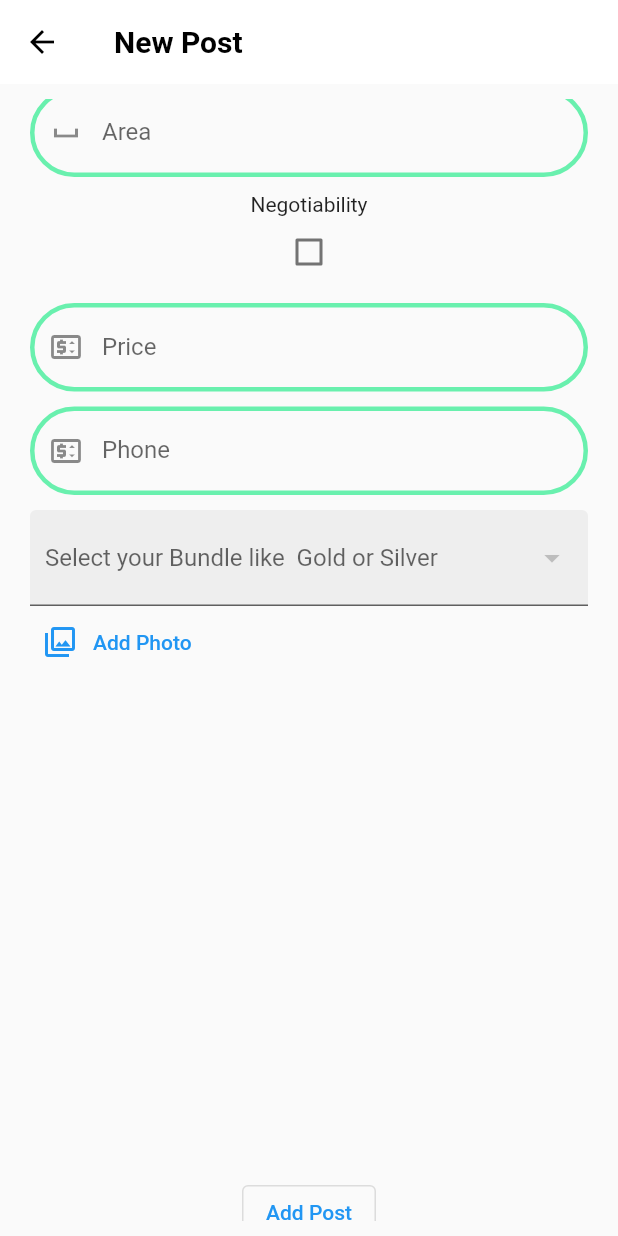
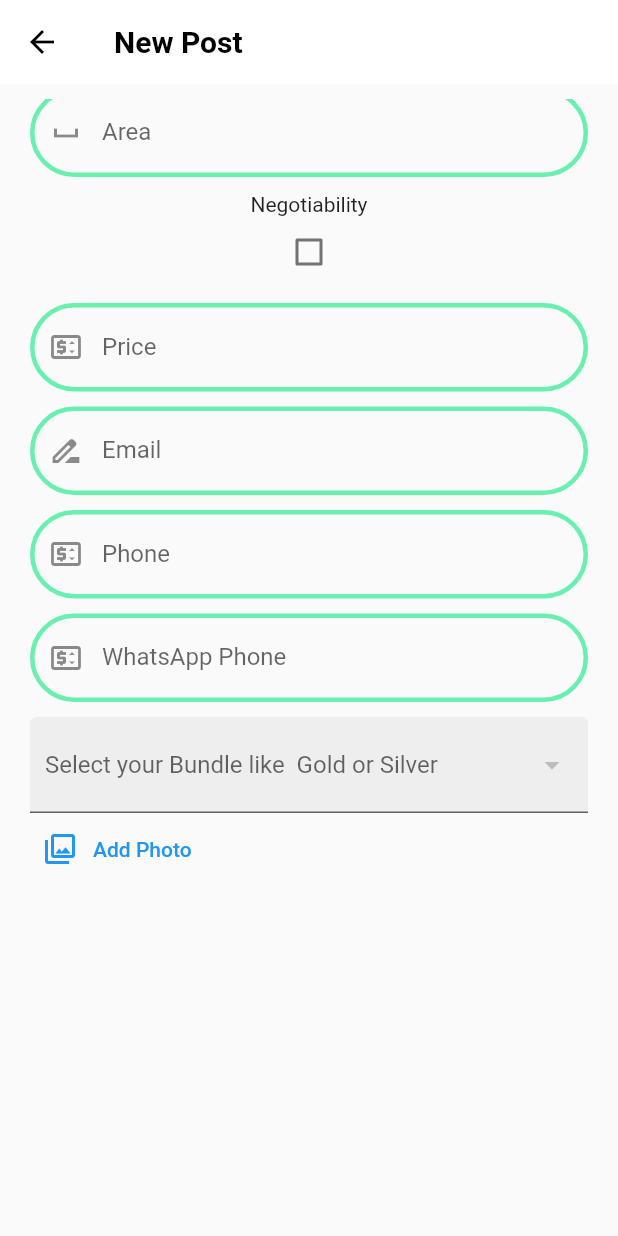
Before and after one commit to Ammarbdelkhalek/graduation_project-, a Flutter app: the NewPost screen opened directly, scrolled down 576 dp, on a phone screen of 412 x 824 dp. Run offline on Flutter 3.47's test engine with Material 2 defaults, Android fonts, the phone set to English and light mode, and no system bars; our stand-ins replace animated_splash_screen, awesome_dialog, bloc, carousel_slider, cloud_firestore, conditional_builder_null_safety and 21 more; missing offline and left inert: agora_rtc_engine, flutter_launch; accounts and stored records are empty; network calls fail; Roboto replaces fonts that are missing (Jannah).

Commit message:
last updated

```diff
--- a/lib/layout/layout_screen.dart
+++ b/lib/layout/layout_screen.dart
@@ -80,10 +80,7 @@ class _LayoutScreenState extends State<LayoutScreen> {
                 icon: const Icon(Icons.favorite),
                 label: 'Favorite'.tr().toString(),
               ),
-              BottomNavigationBarItem(
-                icon: const Icon(Icons.message),
-                label: 'Chat'.tr().toString(),
-              ),
+
               BottomNavigationBarItem(
                 icon: const Icon(Icons.settings),
                 label: 'Settings'.tr().toString(),
--- a/lib/main.dart
+++ b/lib/main.dart
@@ -61,7 +61,6 @@ void main() async {
   bool? onboarding = CacheHelper.getData(key: 'onBoarding');
 
   print(uid);
-  // print(uid);
   if (onboarding != null) {
     if (uid != null) {
       widget = LayoutScreen();
@@ -76,7 +75,7 @@ void main() async {
     supportedLocales: [Locale('en', 'US'), Locale('ar', 'EG')],
     path: 'assets/translations',
     saveLocale: true, // <-- change the path of the translation files
-    fallbackLocale: const Locale('ar', 'EG'),
+    fallbackLocale: const Locale('en', 'US'),
     child: MyApp(
       startWidget: widget,
       isDark: isDark,
--- a/lib/models/post_model.dart
+++ b/lib/models/post_model.dart
@@ -18,6 +18,9 @@ class PostModel {
   String? type;
   String? bundel;
   List? services;
+  String? email;
+  String? whatsApp;
+  String? phone;
 
   PostModel(
       {this.name,
@@ -38,7 +41,11 @@ class PostModel {
       this.bundel,
       this.type,
       this.isnegotiate,
-      this.services});
+      this.services,
+        this.email,
+        this.phone,
+        this.whatsApp,
+      });
 
   PostModel.fromJson(Map<String, dynamic> json) {
     name = json['name'];
@@ -60,6 +67,9 @@ class PostModel {
     type = json['type'];
     isnegotiate = json['isnegatiated'];
     services = json['services'];
+    email = json ['email'];
+    phone = json ['phone'];
+    whatsApp = json['whatsApp'];
   }
 
   Map<String, dynamic> toMap() {
@@ -82,7 +92,10 @@ class PostModel {
       'bundel': bundel,
       'isnegotiate': isnegotiate,
       'type': type,
-      'services': services
+      'services': services,
+      'email' : email,
+      'whatsApp' :whatsApp,
+      'phone' :phone,
     };
   }
 }
--- a/lib/modules/cubit/cubit.dart
+++ b/lib/modules/cubit/cubit.dart
@@ -89,7 +89,7 @@ class AppCubit extends Cubit<AppStates> {
     Categoryscreen(),
     AppServices(),
     FavouriteScreen(),
-    ChatScreen(),
+    //ChatScreen(),
     useraccount(),
   ];
 
@@ -266,6 +266,9 @@ class AppCubit extends Cubit<AppStates> {
     required String price,
     required List postImage,
     required String date,
+    required String email,
+    required String phone,
+    required String whatsApp,
   }) {
     emit(AppCreatePostLoadingState());
     PostModel model = PostModel(
@@ -285,6 +288,10 @@ class AppCubit extends Cubit<AppStates> {
       type: currenttypeValue,
       isnegotiate: false,
       bundel: currentbundleValue,
+      email: email,
+      phone: phone,
+      whatsApp: whatsApp,
+
     );
 
     FirebaseFirestore.instance
@@ -843,6 +850,9 @@ class AppCubit extends Cubit<AppStates> {
     required String type,
     required bool isnegotiate,
     required String Bundle,
+    required String email,
+    required String whatsApp,
+    required String phone,
 
     // required String postImage,
   }) {
@@ -869,6 +879,9 @@ class AppCubit extends Cubit<AppStates> {
                 price: price,
                 postImage: imagesUrl,
                 date: date,
+                email: email,
+                phone: phone,
+                whatsApp: whatsApp,
               );
               print('==========================================');
               print('upload post successfuly ');
--- a/lib/modules/home/adsdetails.dart
+++ b/lib/modules/home/adsdetails.dart
@@ -87,12 +87,12 @@ class _Ads_DetailsState extends State<Ads_Details> {
                               // navigateTo(context,
                               //     ChatDetailsScreen(userModel: usermodel));
                               //  },
-                              chatwithOwner(context);
+                              // chatwithOwner(context);
                             },
                             child: Row(
                               children:  [
-                                Icon(Icons.chat),
-                                Text(' Chat now '.tr().toString()) ,
+                                Icon(Icons.email),
+                                Text(' Email'.tr().toString()) ,
                               ],
                             )),
                         const SizedBox(
@@ -101,7 +101,7 @@ class _Ads_DetailsState extends State<Ads_Details> {
                         MaterialButton(
                           onPressed: () {
                             AppCubit.get(context).whatsAppOpen(
-                                AppCubit.get(context).userModel!.phone!);
+                                usermodel.phone!);
                           },
                           child: Row(
                             children:  [
@@ -119,7 +119,7 @@ class _Ads_DetailsState extends State<Ads_Details> {
           ),
           floatingActionButton: FloatingActionButton(
             onPressed: () {
-              launch(usermodel.phone!);
+              launch('tel:01097442188');
             },
             child: const Icon(Icons.phone),
           ),
--- a/lib/modules/new_post/new_post.dart
+++ b/lib/modules/new_post/new_post.dart
@@ -12,9 +12,7 @@ import 'package:realestateapp/modules/cubit/states.dart';
 import 'package:realestateapp/modules/home/home_screen.dart';
 import 'package:realestateapp/modules/map/map.dart';
 import 'package:realestateapp/modules/map/map_screen.dart';
-
 import 'package:realestateapp/shared/components/components.dart';
-
 import '../../shared/components/constant.dart';
 
 class NewPost extends StatefulWidget {
@@ -25,22 +23,17 @@ class NewPost extends StatefulWidget {
 class _NewPostState extends State<NewPost> {
   bool isnogiate = false;
   var formKey = GlobalKey<FormState>();
-
   var NamePostController = TextEditingController();
-
   var DescriptionController = TextEditingController();
-
   var PlaceController = TextEditingController();
-
   var no_of_roomsController = TextEditingController();
-
   var no_of_bathroomController = TextEditingController();
-
   var AreaController = TextEditingController();
-
   var PriceController = TextEditingController();
   var datecontroller = TextEditingController();
   var phonecontroller = TextEditingController();
+  var phoneNumberWhatsAppController = TextEditingController();
+  var emailController = TextEditingController();
 
   @override
   Widget build(BuildContext context) {
@@ -51,15 +44,12 @@ class _NewPostState extends State<NewPost> {
           showToast(
               text: 'post created successfully'.tr().toString(),
               state: ToastStates.SUCCESS);
-
-
-
           navigateTo(context, LayoutScreen());
         }
       },
       builder: (context, state) {
         var userModel = AppCubit.get(context).userModel;
-        phonecontroller.text = userModel!.phone!;
+       // phonecontroller.text = userModel!.phone!;
         return Scaffold(
           appBar: AppBar(
             title: Text('New Post'.tr().toString()),
@@ -176,19 +166,8 @@ class _NewPostState extends State<NewPost> {
                                 hintText: 'Description'.tr().toString(),
                                 border: const OutlineInputBorder()),
                           ),
-                          /*
-                          defaultFormField(
-                            controller: DescriptionController,
-                            type: TextInputType.multiline,
-                            validate: (value) {
-                              if (value!.isEmpty) {
-                                return 'Please Enter Description';
-                              }
-                            },
-                            label: 'Description',
-                            prefix: Icons.description,
-                          ),
-                          */
+
+
                           const SizedBox(
                             height: 8.0,
                           ),
@@ -310,6 +289,22 @@ class _NewPostState extends State<NewPost> {
                             height: 10,
                           ),
                           defaultFormField(
+                            controller: emailController,
+                            type: TextInputType.text,
+                            validate: (value) {
+                              if (value!.isEmpty) {
+                                return 'Please Enter Your Email'
+                                    .tr()
+                                    .toString();
+                              }
+                            },
+                            label: 'Email'.tr().toString(),
+                            prefix: Icons.drive_file_rename_outline,
+                          ),
+                          const SizedBox(
+                            height: 10,
+                          ),
+                          defaultFormField(
                             controller: phonecontroller,
                             type: TextInputType.phone,
                             validate: (value) {
@@ -322,6 +317,26 @@ class _NewPostState extends State<NewPost> {
                             label: 'Phone '.tr().toString(),
                             prefix: Icons.price_change_outlined,
                           ),
+
+                          const SizedBox(
+                            height: 10,
+                          ),
+                          defaultFormField(
+                            controller: phoneNumberWhatsAppController,
+                            type: TextInputType.phone,
+                            validate: (value) {
+                              if (value!.isEmpty) {
+                                return 'WhatsApp Phone number is Required '
+                                    .tr()
+                                    .toString();
+                              }
+                            },
+                            label: 'WhatsApp Phone '.tr().toString(),
+                            prefix: Icons.price_change_outlined,
+                          ),
+
+
+
                           const SizedBox(
                             height: 10.0,
                           ),
@@ -409,12 +424,18 @@ class _NewPostState extends State<NewPost> {
                                 price: PriceController.text.toString(),
                                 category:
                                     AppCubit.get(context).categories.toString(),
-                                date: DateTime.now().toString());
+                                date: DateTime.now().toString(),
+                                email: emailController.text,
+                                whatsApp: phoneNumberWhatsAppController.text,
+                                phone: phonecontroller.text,
+                            );
+
                           }
                         }
                       },
                       child: Text(
-                        'Add Post'.tr().toString(),
+                        'Add Post'.tr().toString(),style:TextStyle(color: Colors.greenAccent),
+
                       ),
                     ),
                   ],
--- a/lib/modules/onboarding_screen.dart
+++ b/lib/modules/onboarding_screen.dart
@@ -26,15 +26,15 @@ class _OnBoardingScreenState extends State<OnBoardingScreen> {
 
   List<BoardingModel> boarding = [
     BoardingModel(
-        image: 'assets/images/image1.jpg',
+        image: 'assets/images/boarding1.png',
         title: 'On Boarding 1 Title',
         body: 'Through our application, You can sale your real estate easily'),
     BoardingModel(
-        image: 'assets/images/image2.jpg',
+        image: 'assets/images/boarding2.png',
         title: ' onboarding 2 title',
         body: 'You can search about your dream house in few minutes'),
     BoardingModel(
-        image: 'assets/images/image3.jpg',
+        image: 'assets/images/boarding3.png',
         title: 'On Boarding 3 Title',
         body: 'We wish you Successful deals'),
   ];
--- a/lib/modules/search/filtering.dart
+++ b/lib/modules/search/filtering.dart
@@ -10,6 +10,7 @@ import 'package:realestateapp/modules/cubit/states.dart';
 import 'package:realestateapp/modules/home/adsdetails.dart';
 import 'package:realestateapp/modules/search/Filter_Rsult.dart';
 import 'package:realestateapp/shared/components/components.dart';
+import 'package:realestateapp/shared/styles/colors.dart';
 
 class filter_page extends StatefulWidget {
   filter_page({Key? key}) : super(key: key);
@@ -154,6 +155,8 @@ class _filter_pageState extends State<filter_page> {
                           ),
                           Text('Select your Proper Area'),
                           Slider(
+                              activeColor: defaultColor,
+                              inactiveColor: defaultColor,
                               value: AreaValue,
                               max: 400,
                               divisions: 10,
@@ -168,6 +171,8 @@ class _filter_pageState extends State<filter_page> {
                           ),
                           Text('Select your Proper Price'),
                           Slider(
+                            activeColor: defaultColor,
+                              inactiveColor: defaultColor,
                               value: currentvalue,
                               max: 10000000,
                               divisions: 5,
```
Also changed, not shown: lib/modules/home/home_screen.dart (+0 -13 lines), lib/modules/setting/myaccount.dart (+5 -5 lines), lib/modules/setting/setting_screen.dart (+1 -19 lines), assets/images/boarding1.png (added), assets/images/boarding2.png (added), assets/images/boarding3.png (added), 1 other file.
